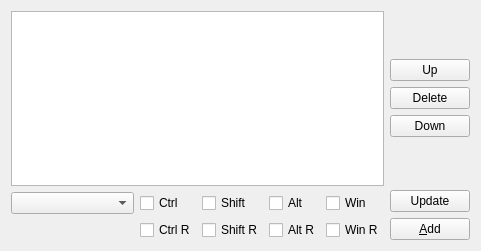
Old version of the form FootPedalController/keydisplayform.ui in the repository ginge/footpedal.
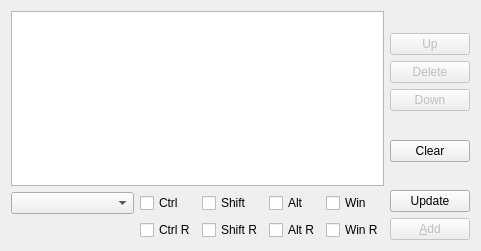
New version of the form.

Patch:
```diff
--- a/FootPedalController/keydisplayform.ui
+++ b/FootPedalController/keydisplayform.ui
@@ -103,6 +103,9 @@
        </item>
        <item>
         <widget class="QPushButton" name="btnMoveUp">
+         <property name="enabled">
+          <bool>false</bool>
+         </property>
          <property name="text">
           <string>Up</string>
          </property>
@@ -110,6 +113,9 @@
        </item>
        <item>
         <widget class="QPushButton" name="btnDelete">
+         <property name="enabled">
+          <bool>false</bool>
+         </property>
          <property name="text">
           <string>Delete</string>
          </property>
@@ -117,11 +123,34 @@
        </item>
        <item>
         <widget class="QPushButton" name="btnMoveDown">
+         <property name="enabled">
+          <bool>false</bool>
+         </property>
          <property name="text">
           <string>Down</string>
          </property>
         </widget>
        </item>
+       <item>
+        <spacer name="verticalSpacer_3">
+         <property name="orientation">
+          <enum>Qt::Vertical</enum>
+         </property>
+         <property name="sizeHint" stdset="0">
+          <size>
+           <width>20</width>
+           <height>40</height>
+          </size>
+         </property>
+        </spacer>
+       </item>
+       <item>
+        <widget class="QPushButton" name="btnClear">
+         <property name="text">
+          <string>Clear</string>
+         </property>
+        </widget>
+       </item>
        <item>
         <spacer name="verticalSpacer">
          <property name="orientation">
@@ -144,6 +173,9 @@
        </item>
        <item>
         <widget class="QPushButton" name="btnAdd">
+         <property name="enabled">
+          <bool>false</bool>
+         </property>
          <property name="text">
           <string>&amp;Add</string>
          </property>
```
